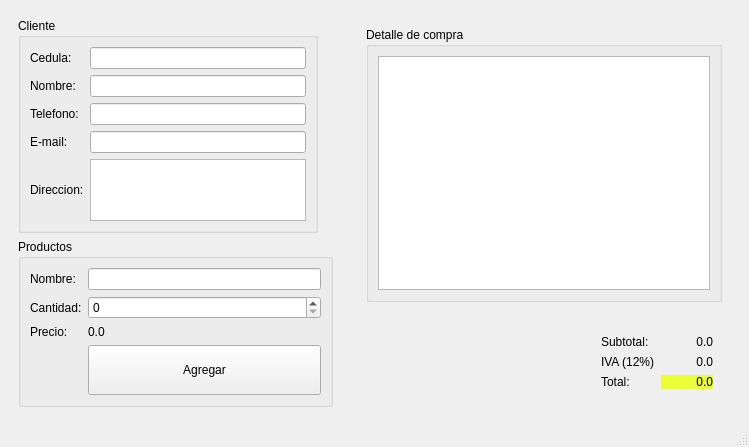
Above: tienda.ui from Adr802/P59-Tienda before the change. Below: the same form after it.
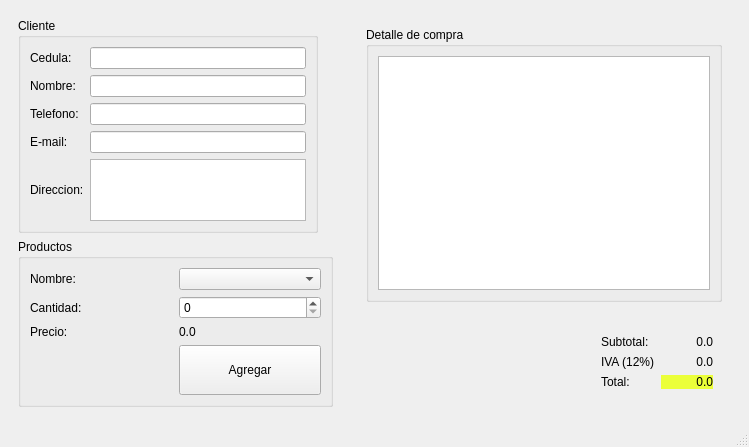
That is the form after the change.

Commit message: Datos iniciales de GUI

What changed in the file:
```diff
--- a/tienda.ui
+++ b/tienda.ui
@@ -118,9 +118,6 @@
             </property>
            </widget>
           </item>
-          <item row="0" column="1">
-           <widget class="QLineEdit" name="cmbNomProducto"/>
-          </item>
           <item row="1" column="0">
            <widget class="QLabel" name="label_7">
             <property name="text">
@@ -163,6 +160,9 @@
             </property>
            </widget>
           </item>
+          <item row="0" column="1">
+           <widget class="QComboBox" name="inProducto"/>
+          </item>
          </layout>
         </widget>
        </item>
```
The commit also changes 5 other files.
